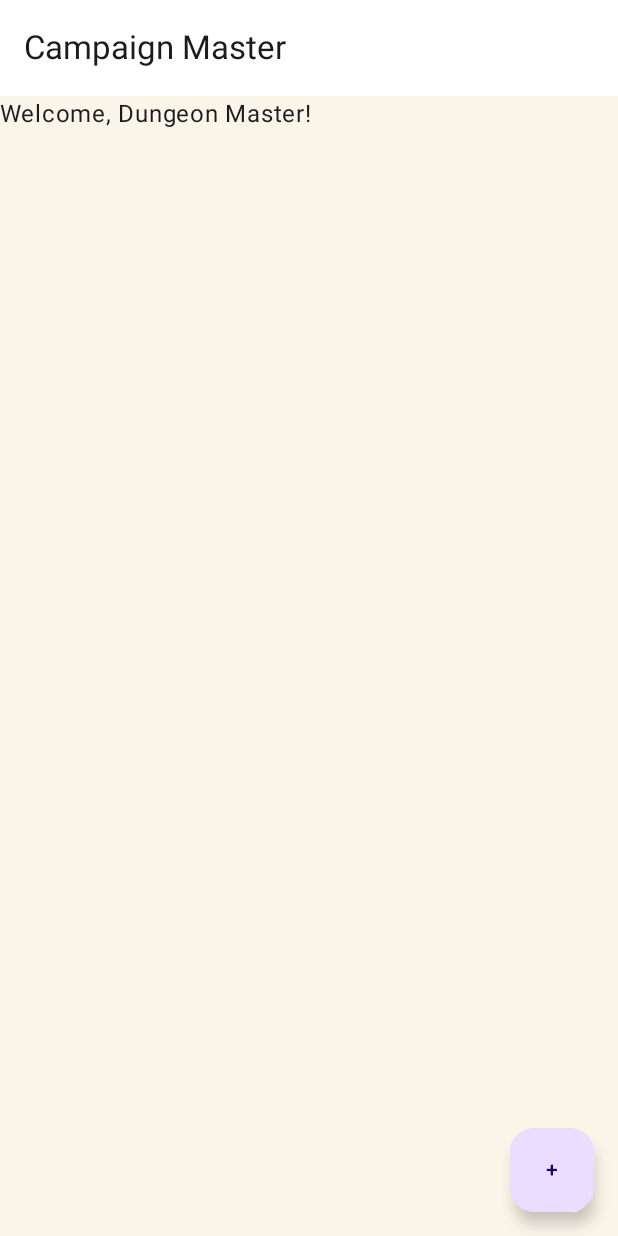
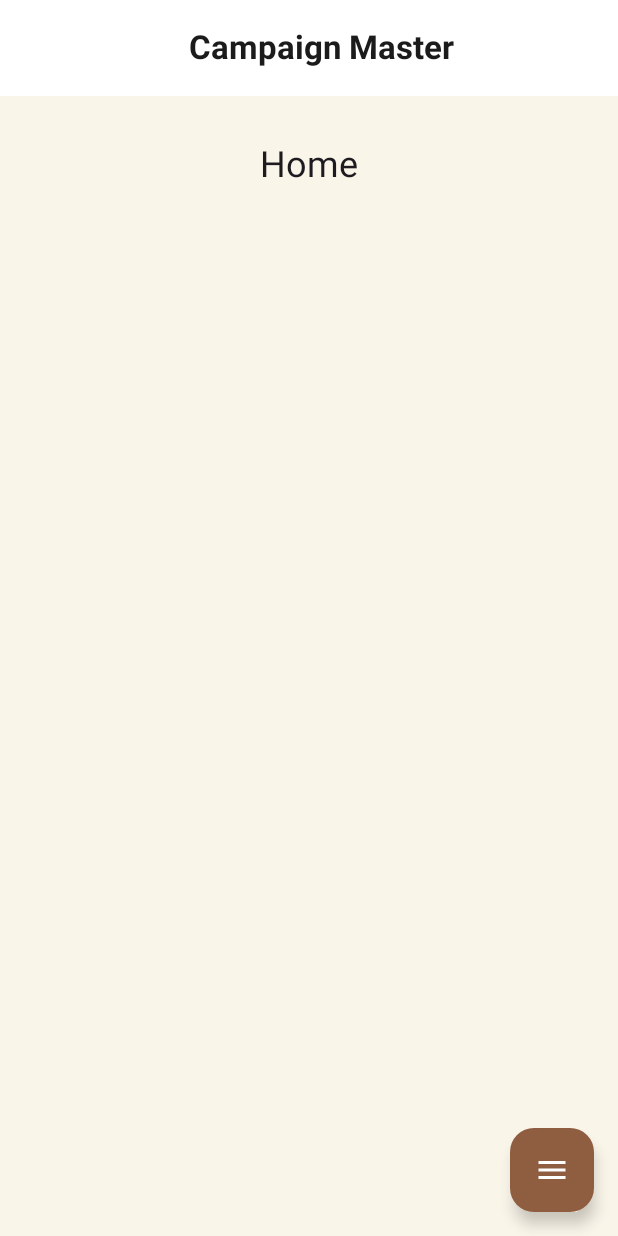
Before and after one commit to supertclank/Campaign-Master, an Android app built with Jetpack Compose: the screen it shows after launch (MainActivity), on a phone screen of 412 x 824 dp. Run offline under Robolectric (Android 15) with nearby library versions, the phone set to English and light mode, and no system bars.

Commit message:
page setup & navigation

```diff
--- a/app/build.gradle.kts
+++ b/app/build.gradle.kts
@@ -60,6 +60,8 @@ dependencies {
     implementation(libs.androidx.material3)
     implementation(libs.androidx.ui.tooling.preview)
     debugImplementation(libs.androidx.ui.tooling)
+    implementation(libs.androidx.material3.v111)
+    implementation(libs.androidx.navigation.compose)
 
 
     // firebase dependencies
--- a/app/src/main/AndroidManifest.xml
+++ b/app/src/main/AndroidManifest.xml
@@ -1,7 +1,6 @@
 <?xml version="1.0" encoding="utf-8"?>
 <manifest xmlns:android="http://schemas.android.com/apk/res/android"
-    package="com.example.campaign_master"
-    xmlns:tools="http://schemas.android.com/tools">
+    package="com.example.campaign_master">
 
     <application
         android:allowBackup="true"
@@ -11,8 +10,7 @@
         android:label="@string/app_name"
         android:roundIcon="@mipmap/ic_launcher_round"
         android:supportsRtl="true"
-        android:theme="@style/Theme.CampaignMaster"
-        >
+        android:theme="@style/Theme.CampaignMaster">
         <activity
             android:name=".MainActivity"
             android:exported="true">
--- a/app/src/main/java/com/example/campaign_master/CampaignMasterApp.kt
+++ b/app/src/main/java/com/example/campaign_master/CampaignMasterApp.kt
@@ -1,40 +1,71 @@
 package com.example.campaign_master
 
+import androidx.compose.foundation.layout.Box
+import androidx.compose.foundation.layout.fillMaxWidth
 import androidx.compose.foundation.layout.padding
-import androidx.compose.material3.*
+import androidx.compose.material.icons.Icons
+import androidx.compose.material.icons.filled.Menu
+import androidx.compose.material3.ExperimentalMaterial3Api
+import androidx.compose.material3.FloatingActionButton
+import androidx.compose.material3.Icon
+import androidx.compose.material3.ModalBottomSheet
+import androidx.compose.material3.Scaffold
+import androidx.compose.material3.Text
+import androidx.compose.material3.TopAppBar
+import androidx.compose.material3.rememberModalBottomSheetState
 import androidx.compose.runtime.Composable
+import androidx.compose.runtime.getValue
+import androidx.compose.runtime.mutableStateOf
+import androidx.compose.runtime.remember
+import androidx.compose.runtime.setValue
+import androidx.compose.ui.Alignment
 import androidx.compose.ui.Modifier
-import androidx.compose.ui.tooling.preview.Preview
-import androidx.compose.ui.unit.dp
-import com.example.campaign_master.theme.CampaignMasterTheme
+import androidx.navigation.compose.rememberNavController
+import com.example.campaign_master.navigation.NavGraph
+import com.example.campaign_master.navigation.NavBottomSheet
 
 @OptIn(ExperimentalMaterial3Api::class)
 @Composable
 fun CampaignMasterApp() {
+    val navController = rememberNavController()
+    val sheetState = rememberModalBottomSheetState(skipPartiallyExpanded = true)
+    var showSheet by remember { mutableStateOf(false) }
+
     Scaffold(
         topBar = {
             TopAppBar(
-                title = { Text("Campaign Master") }
+                title = {
+                    Box(
+                        modifier = Modifier.fillMaxWidth(),
+                        contentAlignment = Alignment.Center
+                    ) {
+                        Text("Campaign Master")
+                    }
+                }
             )
         },
         floatingActionButton = {
-            FloatingActionButton(onClick = {
-            }) {
-                Text("+")
+            FloatingActionButton(onClick = { showSheet = true }) {
+                Icon(Icons.Default.Menu, contentDescription = "Menu")
             }
         }
     ) { innerPadding ->
-        Text(
-            text = "Welcome, Dungeon Master!",
-            modifier = Modifier.padding(innerPadding)
-        )
+        Box(modifier = Modifier.padding(innerPadding)) {
+            NavGraph(navController = navController)
+        }
+
+        if (showSheet) {
+            ModalBottomSheet(
+                onDismissRequest = { showSheet = false },
+                sheetState = sheetState
+            ) {
+                NavBottomSheet(
+                    onNavigate = { route ->
+                        navController.navigate(route)
+                        showSheet = false
+                    }
+                )
+            }
+        }
     }
 }
-
-@Preview(showBackground = true)
-@Composable
-fun PreviewCampaignMasterApp() {
-    CampaignMasterTheme {
-        CampaignMasterApp()
-    }
-}
--- /dev/null
+++ b/app/src/main/java/com/example/campaign_master/features/home/HomeScreen.kt
@@ -0,0 +1,28 @@
+package com.example.campaign_master.features.home
+
+import androidx.compose.foundation.layout.*
+import androidx.compose.material3.Text
+import androidx.compose.runtime.Composable
+import androidx.compose.ui.Alignment
+import androidx.compose.ui.Modifier
+import androidx.compose.ui.unit.dp
+import androidx.compose.ui.unit.sp
+
+@Composable
+fun HomeScreen() {
+    Box(
+        modifier = Modifier
+            .fillMaxSize()
+            .padding(top = 32.dp)
+    ) {
+        Column(
+            modifier = Modifier.fillMaxWidth(),
+            horizontalAlignment = Alignment.CenterHorizontally
+        ) {
+            Text(
+                text = "Home",
+                fontSize = 24.sp
+            )
+        }
+    }
+}
--- /dev/null
+++ b/app/src/main/java/com/example/campaign_master/navigation/NavGraph.kt
@@ -0,0 +1,43 @@
+package com.example.campaign_master.navigation
+
+import androidx.compose.runtime.Composable
+import androidx.navigation.NavHostController
+import androidx.navigation.compose.NavHost
+import androidx.navigation.compose.composable
+import com.example.campaign_master.features.encounter_builder.EncounterBuilderScreen
+import com.example.campaign_master.features.loot_manager.LootManagerScreen
+import com.example.campaign_master.features.monster_manager.MonsterManagerScreen
+import com.example.campaign_master.features.notes.NotesJournalScreen
+import com.example.campaign_master.features.session_planner.SessionPlannerScreen
+import com.example.campaign_master.features.settings.SettingsScreen
+import com.example.campaign_master.features.home.HomeScreen
+
+@Composable
+fun NavGraph(navController: NavHostController) {
+    NavHost(
+        navController = navController,
+        startDestination = Screen.Home.route
+    ) {
+        composable(Screen.Home.route) {
+            HomeScreen()
+        }
+        composable(Screen.SessionPlanner.route) {
+            SessionPlannerScreen()
+        }
+        composable(Screen.EncounterBuilder.route) {
+            EncounterBuilderScreen()
+        }
+        composable(Screen.MonsterManager.route) {
+            MonsterManagerScreen()
+        }
+        composable(Screen.NotesJournal.route) {
+            NotesJournalScreen()
+        }
+        composable(Screen.LootManager.route) {
+            LootManagerScreen()
+        }
+        composable(Screen.Settings.route) {
+            SettingsScreen()
+        }
+    }
+}
--- /dev/null
+++ b/app/src/main/java/com/example/campaign_master/navigation/Screen.kt
@@ -0,0 +1,11 @@
+package com.example.campaign_master.navigation
+
+sealed class Screen(val route: String){
+    object Home: Screen("home")
+    object SessionPlanner : Screen("session_planner")
+    object EncounterBuilder : Screen("encounter_builder")
+    object MonsterManager : Screen("monster_manager")
+    object NotesJournal : Screen("notes_journal")
+    object LootManager : Screen("loot_manager")
+    object Settings : Screen("settings")
+}
--- a/app/src/main/java/com/example/campaign_master/theme/theme.kt
+++ b/app/src/main/java/com/example/campaign_master/ui/theme/Theme.kt
@@ -3,7 +3,8 @@
 package com.example.campaign_master.theme
 
 import androidx.compose.foundation.isSystemInDarkTheme
-import androidx.compose.material3.*
+import androidx.compose.material3.MaterialTheme
+import androidx.compose.material3.darkColorScheme
 import androidx.compose.material3.lightColorScheme
 import androidx.compose.runtime.Composable
 import androidx.compose.ui.graphics.Color
@@ -17,7 +18,9 @@ private val DarkColorScheme = darkColorScheme(
     background = Color(0xFF121212),
     surface = Color(0xFF1F1B16),
     onSurface = Color(0xFFE1DED9),
-    error = Color(0xFFCF6679)
+    error = Color(0xFFCF6679),
+    primaryContainer = Color(0xFFC2A878),
+    onPrimaryContainer = Color(0xFF1B1B1B)
 )
 
 //light theme
@@ -29,7 +32,9 @@ private val LightColorScheme = lightColorScheme(
     background = Color(0xFFFAF5E9),
     surface = Color.White,
     onSurface = Color(0xFF1B1B1B),
-    error = Color(0xFFB00020)
+    error = Color(0xFFB00020),
+    primaryContainer = Color(0xFF8F5D3F),
+    onPrimaryContainer = Color.White
 )
 
 @Composable
@@ -41,6 +46,7 @@ fun CampaignMasterTheme(
 
     MaterialTheme(
         colorScheme = colorScheme,
+        typography = AppTypography,
         content = content
     )
 }
--- /dev/null
+++ b/app/src/main/java/com/example/campaign_master/ui/theme/Typography.kt
@@ -0,0 +1,25 @@
+package com.example.campaign_master.theme
+
+import androidx.compose.material3.Typography
+import androidx.compose.ui.text.TextStyle
+import androidx.compose.ui.text.font.FontFamily
+import androidx.compose.ui.text.font.FontWeight
+import androidx.compose.ui.unit.sp
+
+val AppTypography = Typography(
+    bodyLarge = TextStyle(
+        fontSize = 16.sp,
+        fontWeight = FontWeight.Normal,
+        fontFamily = FontFamily.Default
+    ),
+    titleLarge = TextStyle(
+        fontSize = 22.sp,
+        fontWeight = FontWeight.Bold,
+        fontFamily = FontFamily.Default
+    ),
+    labelMedium = TextStyle(
+        fontSize = 12.sp,
+        fontWeight = FontWeight.Medium,
+        fontFamily = FontFamily.Default
+    )
+)
--- a/app/src/main/res/values/CampaignMaster.xml
+++ b/app/src/main/res/values/CampaignMaster.xml
@@ -1,4 +1,4 @@
-<resources xmlns:tools="http://schemas.android.com/tools">
+<resources>
     <style name="Theme.CampaignMaster" parent="Theme.Material3.DayNight.NoActionBar">
     </style>
 </resources>
--- a/gradle/libs.versions.toml
+++ b/gradle/libs.versions.toml
@@ -12,6 +12,7 @@ appcompat = "1.7.1"
 material = "1.12.0"
 constraintlayout = "2.2.1"
 material3 = "1.3.2"
+material3Version = "1.1.1"
 navigationFragmentKtx = "2.9.0"
 navigationUiKtx = "2.9.0"
 runtimeAndroid = "1.8.3"
@@ -26,6 +27,8 @@ androidx-activity-compose = { module = "androidx.activity:activity-compose", ver
 androidx-core-ktx = { group = "androidx.core", name = "core-ktx", version.ref = "coreKtx" }
 androidx-core-ktx-v1120 = { module = "androidx.core:core-ktx", version.ref = "coreKtxVersion" }
 androidx-material3 = { module = "androidx.compose.material3:material3", version.ref = "material3" }
+androidx-material3-v111 = { module = "androidx.compose.material3:material3", version.ref = "material3Version" }
+androidx-navigation-compose = { module = "androidx.navigation:navigation-compose", version.ref = "navigationFragmentKtx" }
 androidx-ui = { module = "androidx.compose.ui:ui", version.ref = "ui" }
 androidx-ui-tooling = { module = "androidx.compose.ui:ui-tooling", version.ref = "uiTooling" }
 androidx-ui-tooling-preview = { module = "androidx.compose.ui:ui-tooling-preview", version.ref = "uiToolingPreview" }
```
Also changed, not shown: app/src/main/java/com/example/campaign_master/features/encounter_builder/EncounterBuilderScreen.kt (added, +32 -0 lines), app/src/main/java/com/example/campaign_master/features/loot_manager/LootManagerScreen.kt (added, +34 -0 lines), app/src/main/java/com/example/campaign_master/features/monster_manager/MonsterManagerScreen.kt (added, +34 -0 lines), app/src/main/java/com/example/campaign_master/features/notes/NotesJournalScreen.kt (added, +33 -0 lines), app/src/main/java/com/example/campaign_master/features/session_planner/SessionPlannerScreen.kt (added, +32 -0 lines), app/src/main/java/com/example/campaign_master/features/settings/SettingsScreen.kt (added, +33 -0 lines), app/src/main/java/com/example/campaign_master/navigation/NavBottomSheet.kt (added, +41 -0 lines).
